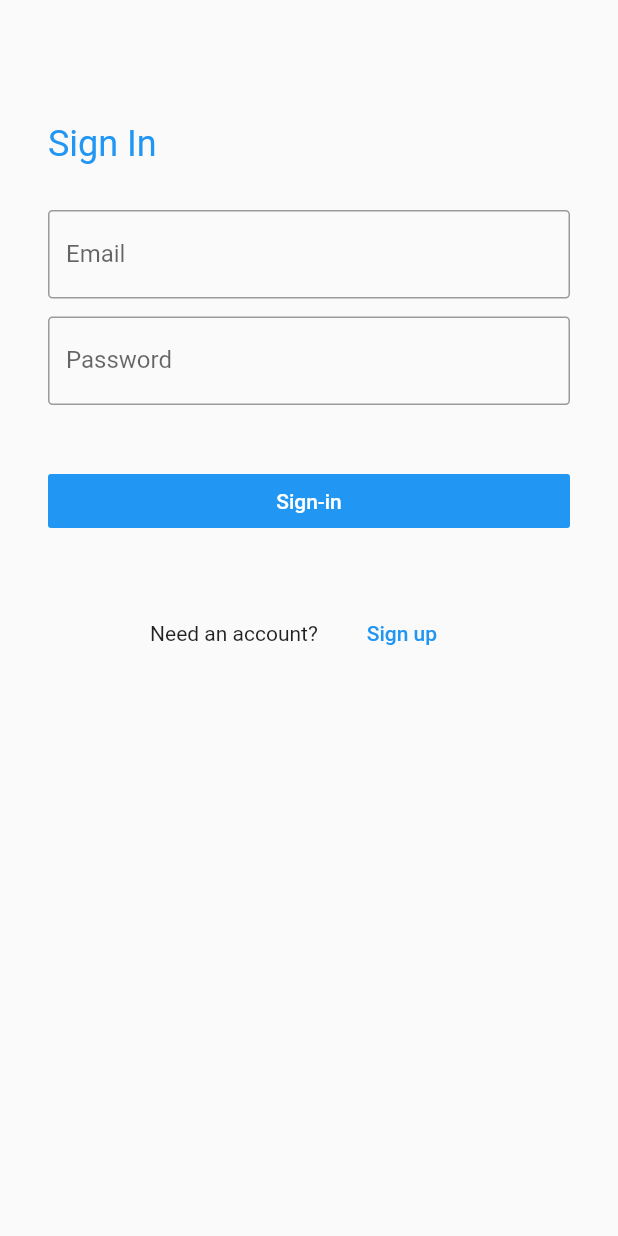
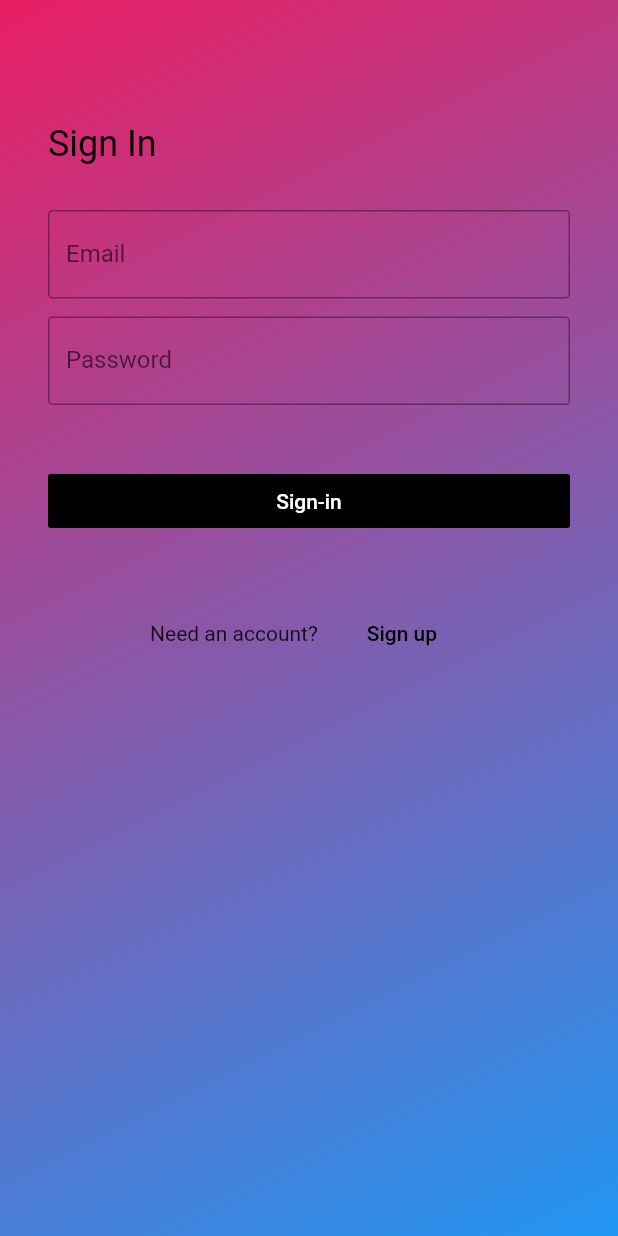
Before and after one commit to CleanCode500/Clothing-Store-Mobile-App, a Flutter app: the screen it shows after launch, on a phone screen of 412 x 824 dp. Run offline on Flutter 3.47's test engine with Material 2 defaults, Android fonts, the phone set to English and light mode, and no system bars; our stand-ins replace firebase_auth, firebase_core; accounts and stored records are empty.

Commit message:
ThemeData and LinearGradient

```diff
--- a/ClothingStoreApp/lib/sign_in_flow/auth_state_switch.dart
+++ b/ClothingStoreApp/lib/sign_in_flow/auth_state_switch.dart
@@ -31,7 +31,11 @@ class AuthStateSwitch extends StatelessWidget {
             {
               final user = snapshot.data;
               if (user == null) {
-                return MaterialApp(home: SignInScreen());
+                return MaterialApp(
+                  theme: ThemeData(
+                    primaryColor: Colors.black,
+                  ),
+                  home: SignInScreen());
               }
               return this.app;
             }
--- a/ClothingStoreApp/lib/sign_in_flow/screens/sign_in_screen.dart
+++ b/ClothingStoreApp/lib/sign_in_flow/screens/sign_in_screen.dart
@@ -77,8 +77,19 @@ class _SignInScreenState extends State<SignInScreen> {
   @override
   Widget build(BuildContext context) {
     return Scaffold(
-      body: SingleChildScrollView(
-        child: Padding(
+      body: Stack(
+        children: [
+          Container(
+            decoration: BoxDecoration(
+              gradient: LinearGradient(
+                begin: Alignment.topLeft,
+                end: Alignment.bottomRight,
+                colors: [Colors.pink, Colors.blue],
+              )
+            ),
+          ),
+          SingleChildScrollView(
+          child: Padding(
           padding: EdgeInsets.all(32),
           child: Column(
             crossAxisAlignment: CrossAxisAlignment.stretch,
@@ -159,6 +170,8 @@ class _SignInScreenState extends State<SignInScreen> {
           ),
         ),
       ),
+        ],
+      )
     );
   }
 }
```
